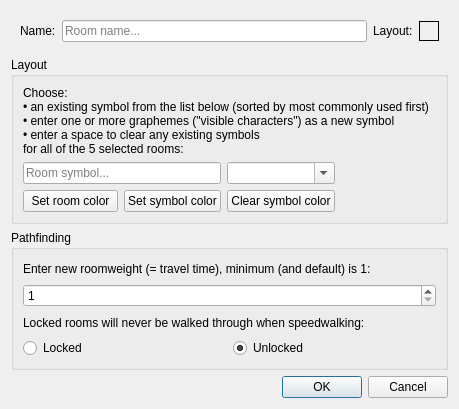
First picture: the form in src/ui/room_properties.ui, repository Mudlet/Mudlet, before the edit.
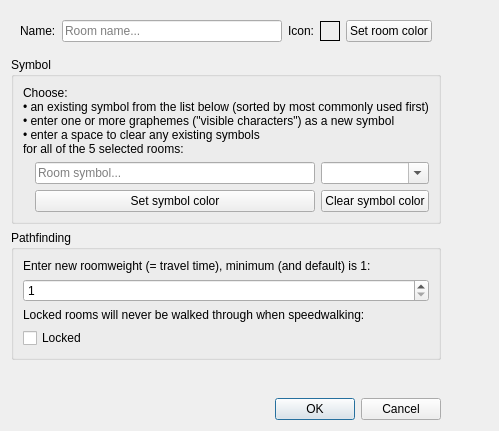
Second picture: the form after the edit.

What changed in the file:
```diff
--- a/src/ui/room_properties.ui
+++ b/src/ui/room_properties.ui
@@ -6,8 +6,8 @@
    <rect>
     <x>0</x>
     <y>0</y>
-    <width>459</width>
-    <height>409</height>
+    <width>499</width>
+    <height>431</height>
    </rect>
   </property>
   <property name="sizePolicy">
@@ -40,7 +40,7 @@
      <property name="bottomMargin">
       <number>9</number>
      </property>
-     <item row="0" column="3">
+     <item row="0" column="4">
       <widget class="QLabel" name="label_preview">
        <property name="sizePolicy">
         <sizepolicy hsizetype="Fixed" vsizetype="Fixed">
@@ -90,6 +90,13 @@
        </property>
       </widget>
      </item>
+     <item row="0" column="2">
+      <widget class="QLabel" name="label_layout">
+       <property name="text">
+        <string>Icon:</string>
+       </property>
+      </widget>
+     </item>
      <item row="0" column="1">
       <widget class="QLineEdit" name="lineEdit_name">
        <property name="placeholderText">
@@ -97,10 +104,10 @@
        </property>
       </widget>
      </item>
-     <item row="0" column="2">
-      <widget class="QLabel" name="label_layout">
+     <item row="0" column="5">
+      <widget class="QPushButton" name="pushButton_room_color">
        <property name="text">
-        <string>Layout:</string>
+        <string>Set room color</string>
        </property>
       </widget>
      </item>
@@ -133,18 +140,11 @@
        </widget>
       </item>
       <item row="3" column="0">
-       <widget class="QRadioButton" name="radioButton_locked">
+       <widget class="QCheckBox" name="checkBox_locked">
         <property name="text">
          <string>Locked</string>
         </property>
-       </widget>
-      </item>
-      <item row="3" column="1">
-       <widget class="QRadioButton" name="radioButton_unlocked">
-        <property name="text">
-         <string>Unlocked</string>
-        </property>
-        <property name="checked">
+        <property name="tristate">
          <bool>true</bool>
         </property>
        </widget>
@@ -159,7 +159,7 @@
      </layout>
     </widget>
    </item>
-   <item row="3" column="0">
+   <item row="4" column="0">
     <widget class="QDialogButtonBox" name="buttonBox">
      <property name="orientation">
       <enum>Qt::Horizontal</enum>
@@ -172,10 +172,31 @@
    <item row="1" column="0">
     <widget class="QGroupBox" name="groupBox_layout">
      <property name="title">
-      <string>Layout</string>
+      <string>Symbol</string>
      </property>
      <layout class="QGridLayout" name="gridLayout_8">
-      <item row="2" column="1">
+      <item row="0" column="0" colspan="4">
+       <widget class="QLabel" name="label_instructions">
+        <property name="text">
+         <string>&lt;html&gt;&lt;head/&gt;&lt;body&gt;&lt;p&gt;Choose: &lt;br/&gt;• an existing symbol from the list below (sorted by most commonly used first)&lt;br/&gt;• enter one or more graphemes (&amp;quot;visible characters&amp;quot;) as a new symbol&lt;br/&gt;• enter a space to clear any existing symbols&lt;br/&gt;for all of the 5 selected rooms:&lt;/p&gt;&lt;/body&gt;&lt;/html&gt;</string>
+        </property>
+       </widget>
+      </item>
+      <item row="1" column="3">
+       <widget class="QComboBox" name="comboBox_roomSymbol">
+        <property name="editable">
+         <bool>true</bool>
+        </property>
+       </widget>
+      </item>
+      <item row="2" column="3">
+       <widget class="QPushButton" name="pushButton_reset">
+        <property name="text">
+         <string>Clear symbol color</string>
+        </property>
+       </widget>
+      </item>
+      <item row="2" column="2">
        <widget class="QPushButton" name="pushButton_roomSymbolColor">
         <property name="sizePolicy">
          <sizepolicy hsizetype="Minimum" vsizetype="Fixed">
@@ -199,44 +220,42 @@
         </property>
        </widget>
       </item>
-      <item row="2" column="0">
-       <widget class="QPushButton" name="pushButton_room_color">
-        <property name="text">
-         <string>Set room color</string>
-        </property>
-       </widget>
-      </item>
-      <item row="1" column="0" colspan="2">
+      <item row="1" column="2">
        <widget class="QLineEdit" name="lineEdit_roomSymbol">
         <property name="placeholderText">
          <string>Room symbol...</string>
         </property>
        </widget>
       </item>
-      <item row="2" column="2">
-       <widget class="QPushButton" name="pushButton_reset">
-        <property name="text">
-         <string>Clear symbol color</string>
-        </property>
-       </widget>
-      </item>
-      <item row="1" column="2">
-       <widget class="QComboBox" name="comboBox_roomSymbol">
-        <property name="editable">
-         <bool>true</bool>
-        </property>
-       </widget>
-      </item>
-      <item row="0" column="0" colspan="4">
-       <widget class="QLabel" name="label_instructions">
-        <property name="text">
-         <string>&lt;html&gt;&lt;head/&gt;&lt;body&gt;&lt;p&gt;Choose: &lt;br/&gt;• an existing symbol from the list below (sorted by most commonly used first)&lt;br/&gt;• enter one or more graphemes (&amp;quot;visible characters&amp;quot;) as a new symbol&lt;br/&gt;• enter a space to clear any existing symbols&lt;br/&gt;for all of the 5 selected rooms:&lt;/p&gt;&lt;/body&gt;&lt;/html&gt;</string>
-        </property>
-       </widget>
-      </item>
      </layout>
     </widget>
    </item>
+   <item row="3" column="0">
+    <spacer name="verticalSpacer">
+     <property name="orientation">
+      <enum>Qt::Vertical</enum>
+     </property>
+     <property name="sizeHint" stdset="0">
+      <size>
+       <width>0</width>
+       <height>0</height>
+      </size>
+     </property>
+    </spacer>
+   </item>
+   <item row="2" column="1">
+    <spacer name="horizontalSpacer">
+     <property name="orientation">
+      <enum>Qt::Horizontal</enum>
+     </property>
+     <property name="sizeHint" stdset="0">
+      <size>
+       <width>0</width>
+       <height>0</height>
+      </size>
+     </property>
+    </spacer>
+   </item>
   </layout>
  </widget>
  <resources/>
```
